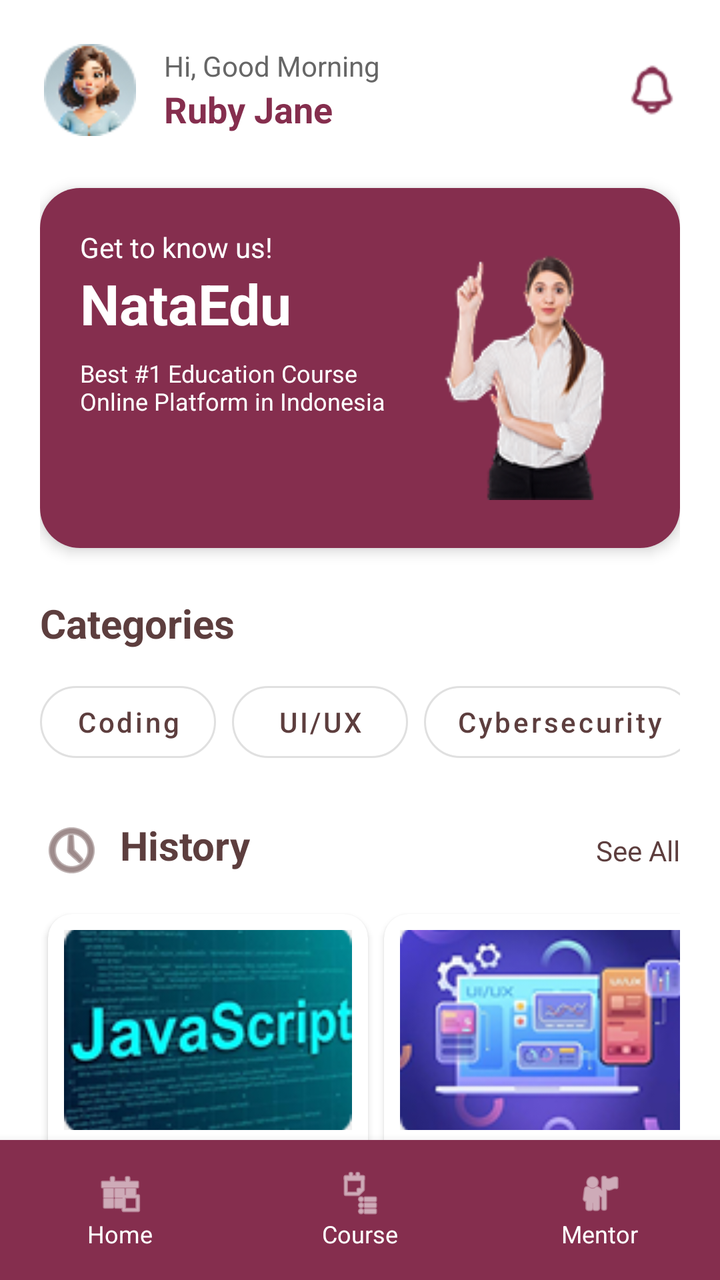
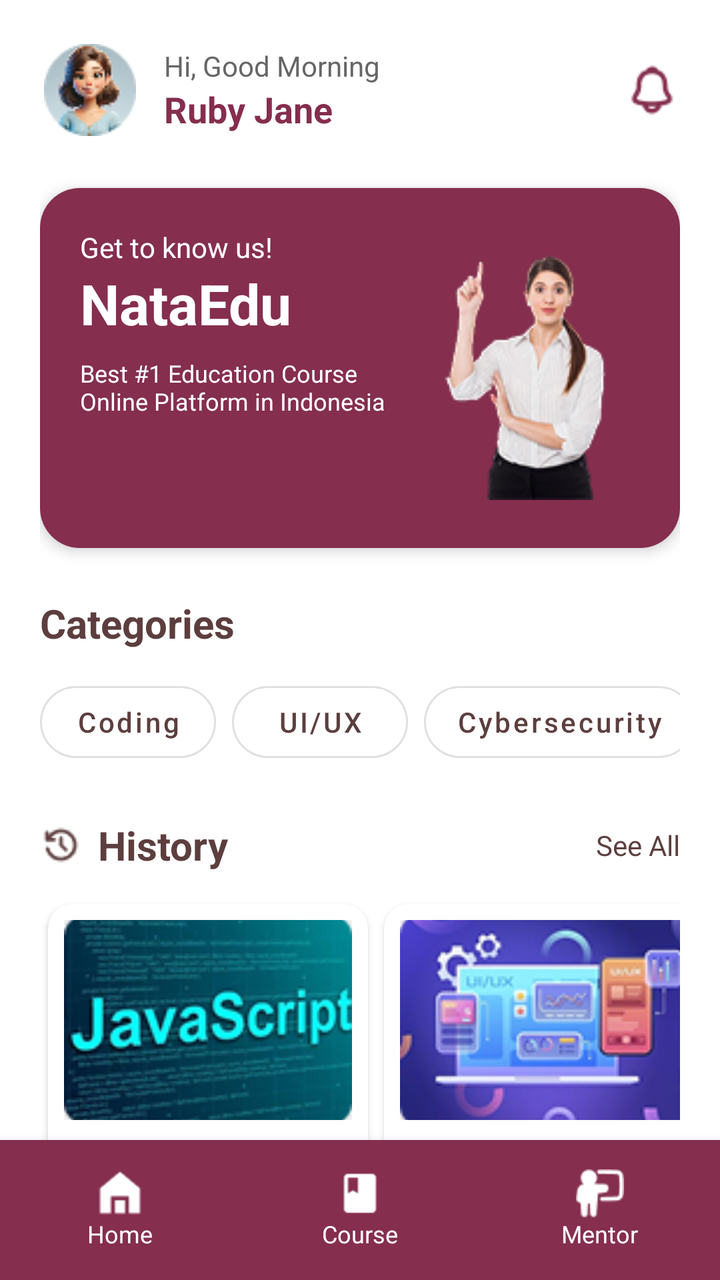

Compare the two renders of this Android layout. The source of the first and the diff that turns it into the second are given below.
<!-- AndroidManifest.xml: application theme Theme.NataEdu -->
<!-- res/layout/home_page.xml -->
<?xml version="1.0" encoding="utf-8"?>
<androidx.constraintlayout.widget.ConstraintLayout xmlns:android="http://schemas.android.com/apk/res/android"
    xmlns:app="http://schemas.android.com/apk/res-auto"
    xmlns:tools="http://schemas.android.com/tools"
    android:id="@+id/main"
    android:layout_width="match_parent"
    android:layout_height="match_parent"
    android:background="#FFFFFF"
    tools:context="com.nataedu.MainActivity">

    
    <androidx.core.widget.NestedScrollView
        android:layout_width="match_parent"
        android:layout_height="0dp"
        app:layout_constraintBottom_toTopOf="@+id/bottomNav"
        app:layout_constraintTop_toTopOf="parent">

        <LinearLayout
            android:layout_width="match_parent"
            android:layout_height="wrap_content"
            android:orientation="vertical"
            android:padding="20dp">

            
            <androidx.constraintlayout.widget.ConstraintLayout
                android:layout_width="match_parent"
                android:layout_height="wrap_content">

                <com.google.android.material.imageview.ShapeableImageView
                    android:id="@+id/profileImage"
                    android:layout_width="50dp"
                    android:layout_height="50dp"
                    android:padding="2dp"
                    android:src="@drawable/fotoprofil"
                    app:layout_constraintBottom_toBottomOf="parent"
                    app:layout_constraintStart_toStartOf="parent"
                    app:layout_constraintTop_toTopOf="parent"
                    app:shapeAppearanceOverlay="@style/ShapeAppearance.MaterialComponents.SmallComponent" />

                <LinearLayout
                    android:layout_width="wrap_content"
                    android:layout_height="wrap_content"
                    android:layout_marginStart="12dp"
                    android:orientation="vertical"
                    app:layout_constraintBottom_toBottomOf="parent"
                    app:layout_constraintStart_toEndOf="@id/profileImage"
                    app:layout_constraintTop_toTopOf="parent">

                    <TextView
                        android:layout_width="wrap_content"
                        android:layout_height="wrap_content"
                        android:text="Hi, Good Morning"
                        android:textColor="#666666"
                        android:textSize="14sp" />

                    <TextView
                        android:layout_width="wrap_content"
                        android:layout_height="wrap_content"
                        android:text="Ruby Jane"
                        android:textColor="#852E4E"
                        android:textSize="18sp"
                        android:textStyle="bold" />
                </LinearLayout>

                <ImageView
                    android:layout_width="28dp"
                    android:layout_height="28dp"
                    android:src="@drawable/loncengnotif_logo"
                    app:layout_constraintBottom_toBottomOf="parent"
                    app:layout_constraintEnd_toEndOf="parent"
                    app:layout_constraintTop_toTopOf="parent"
                    app:tint="#852E4E" />
            </androidx.constraintlayout.widget.ConstraintLayout>

            
            <androidx.cardview.widget.CardView
                android:layout_width="match_parent"
                android:layout_height="180dp"
                android:layout_marginTop="24dp"
                app:cardCornerRadius="20dp"
                app:cardElevation="4dp">

                <androidx.constraintlayout.widget.ConstraintLayout
                    android:layout_width="match_parent"
                    android:layout_height="match_parent"
                    android:background="#852E4E"
                    android:padding="20dp">

                    <TextView
                        android:id="@+id/bannerTitle1"
                        android:layout_width="wrap_content"
                        android:layout_height="wrap_content"
                        android:text="Get to know us!"
                        android:textColor="@android:color/white"
                        android:textSize="14sp"
                        app:layout_constraintStart_toStartOf="parent"
                        app:layout_constraintTop_toTopOf="parent" />

                    <TextView
                        android:id="@+id/bannerTitle2"
                        android:layout_width="wrap_content"
                        android:layout_height="wrap_content"
                        android:text="NataEdu"
                        android:textColor="@android:color/white"
                        android:textSize="28sp"
                        android:textStyle="bold"
                        app:layout_constraintStart_toStartOf="parent"
                        app:layout_constraintTop_toBottomOf="@id/bannerTitle1" />

                    <TextView
                        android:layout_width="160dp"
                        android:layout_height="wrap_content"
                        android:layout_marginTop="8dp"
                        android:text="Best #1 Education Course Online Platform in Indonesia"
                        android:textColor="@android:color/white"
                        android:textSize="12sp"
                        app:layout_constraintStart_toStartOf="parent"
                        app:layout_constraintTop_toBottomOf="@id/bannerTitle2" />

                    <ImageView
                        android:layout_width="120dp"
                        android:layout_height="match_parent"
                        android:scaleType="centerInside"
                        android:src="@drawable/gambarcw_homepage"
                        app:layout_constraintBottom_toBottomOf="parent"
                        app:layout_constraintEnd_toEndOf="parent"
                        app:layout_constraintTop_toTopOf="parent" />
                </androidx.constraintlayout.widget.ConstraintLayout>
            </androidx.cardview.widget.CardView>

            
            <TextView
                android:layout_width="wrap_content"
                android:layout_height="wrap_content"
                android:layout_marginTop="24dp"
                android:text="Categories"
                android:textColor="#5D3E3E"
                android:textSize="20sp"
                android:textStyle="bold" />

            <HorizontalScrollView
                android:layout_width="match_parent"
                android:layout_height="wrap_content"
                android:layout_marginTop="12dp"
                android:scrollbars="none">

                <LinearLayout
                    android:layout_width="wrap_content"
                    android:layout_height="wrap_content"
                    android:orientation="horizontal">

                    <Button
                        style="@style/Widget.MaterialComponents.Button.OutlinedButton"
                        android:layout_width="wrap_content"
                        android:layout_height="wrap_content"
                        android:layout_marginEnd="8dp"
                        android:text="Coding"
                        android:textAllCaps="false"
                        android:textColor="#5D3E3E"
                        app:cornerRadius="20dp"
                        app:strokeColor="#E0E0E0" />

                    <Button
                        style="@style/Widget.MaterialComponents.Button.OutlinedButton"
                        android:layout_width="wrap_content"
                        android:layout_height="wrap_content"
                        android:layout_marginEnd="8dp"
                        android:text="UI/UX"
                        android:textAllCaps="false"
                        android:textColor="#5D3E3E"
                        app:cornerRadius="20dp"
                        app:strokeColor="#E0E0E0" />

                    <Button
                        style="@style/Widget.MaterialComponents.Button.OutlinedButton"
                        android:layout_width="wrap_content"
                        android:layout_height="wrap_content"
                        android:text="Cybersecurity"
                        android:textAllCaps="false"
                        android:textColor="#5D3E3E"
                        app:cornerRadius="20dp"
                        app:strokeColor="#E0E0E0" />
                </LinearLayout>
            </HorizontalScrollView>

            
            <androidx.constraintlayout.widget.ConstraintLayout
                android:layout_width="match_parent"
                android:layout_height="wrap_content"
                android:layout_marginTop="24dp">

                <TextView
                    android:id="@+id/historyLabel"
                    android:layout_width="wrap_content"
                    android:layout_height="wrap_content"
                    android:drawableStart="@android:drawable/ic_menu_recent_history"
                    android:drawablePadding="8dp"
                    android:drawableTint="#5D3E3E"
                    android:text="History"
                    android:textColor="#5D3E3E"
                    android:textSize="20sp"
                    android:textStyle="bold"
                    app:layout_constraintStart_toStartOf="parent"
                    app:layout_constraintTop_toTopOf="parent" />

                <TextView
                    android:layout_width="wrap_content"
                    android:layout_height="wrap_content"
                    android:text="See All"
                    android:textColor="#5D3E3E"
                    android:textSize="14sp"
                    app:layout_constraintBottom_toBottomOf="@id/historyLabel"
                    app:layout_constraintEnd_toEndOf="parent"
                    app:layout_constraintTop_toTopOf="@id/historyLabel" />
            </androidx.constraintlayout.widget.ConstraintLayout>

            <HorizontalScrollView
                android:layout_width="match_parent"
                android:layout_height="wrap_content"
                android:layout_marginTop="12dp"
                android:scrollbars="none">

                <LinearLayout
                    android:layout_width="wrap_content"
                    android:layout_height="wrap_content"
                    android:orientation="horizontal">

                    
                    <androidx.cardview.widget.CardView
                        android:layout_width="160dp"
                        android:layout_height="wrap_content"
                        android:layout_margin="4dp"
                        app:cardCornerRadius="12dp"
                        app:cardElevation="2dp">

                        <LinearLayout
                            android:layout_width="match_parent"
                            android:layout_height="wrap_content"
                            android:orientation="vertical"
                            android:padding="8dp">

                            <ImageView
                                android:layout_width="match_parent"
                                android:layout_height="100dp"
                                android:background="#F0F0F0"
                                android:scaleType="centerCrop"
                                android:src="@drawable/javascript_logo" />

                            <TextView
                                android:layout_width="match_parent"
                                android:layout_height="wrap_content"
                                android:layout_marginTop="8dp"
                                android:text="JavaScript Class"
                                android:textColor="#333333"
                                android:textStyle="bold" />

                            <TextView
                                android:layout_width="match_parent"
                                android:layout_height="wrap_content"
                                android:drawableStart="@android:drawable/ic_menu_recent_history"
                                android:drawablePadding="4dp"
                                android:drawableTint="#999999"
                                android:text="Opened 3 hours ago"
                                android:textSize="10sp" />
                        </LinearLayout>
                    </androidx.cardview.widget.CardView>

                    
                    <androidx.cardview.widget.CardView
                        android:layout_width="160dp"
                        android:layout_height="wrap_content"
                        android:layout_margin="4dp"
                        app:cardCornerRadius="12dp"
                        app:cardElevation="2dp">

                        <LinearLayout
                            android:layout_width="match_parent"
                            android:layout_height="wrap_content"
                            android:orientation="vertical"
                            android:padding="8dp">

                            <ImageView
                                android:layout_width="match_parent"
                                android:layout_height="100dp"
                                android:scaleType="centerCrop"
                                android:background="#F0F0F0"
                                android:src="@drawable/uidesign_logo" />

                            <TextView
                                android:layout_width="match_parent"
                                android:layout_height="wrap_content"
                                android:layout_marginTop="8dp"
                                android:text="UI Design"
                                android:textColor="#333333"
                                android:textStyle="bold" />

                            <TextView
                                android:layout_width="match_parent"
                                android:layout_height="wrap_content"
                                android:drawableStart="@android:drawable/ic_menu_recent_history"
                                android:drawablePadding="4dp"
                                android:drawableTint="#999999"
                                android:text="Opened 5 hours ago"
                                android:textSize="10sp" />
                        </LinearLayout>
                    </androidx.cardview.widget.CardView>

                </LinearLayout>
            </HorizontalScrollView>

        </LinearLayout>
    </androidx.core.widget.NestedScrollView>

    
    <LinearLayout
        android:id="@+id/bottomNav"
        android:layout_width="match_parent"
        android:layout_height="70dp"
        android:background="#852E4E"
        android:elevation="8dp"
        android:gravity="center"
        android:orientation="horizontal"
        app:layout_constraintBottom_toBottomOf="parent">

        <LinearLayout
            android:layout_width="0dp"
            android:layout_height="wrap_content"
            android:layout_weight="1"
            android:gravity="center"
            android:orientation="vertical">
            <ImageView
                android:layout_width="24dp"
                android:layout_height="24dp"
                android:src="@android:drawable/ic_menu_today"
                app:tint="#FFFFFF" />
            <TextView
                android:layout_width="wrap_content"
                android:layout_height="wrap_content"
                android:text="Home"
                android:textColor="#FFFFFF"
                android:textSize="12sp" />
        </LinearLayout>

        <LinearLayout
            android:layout_width="0dp"
            android:layout_height="wrap_content"
            android:layout_weight="1"
            android:gravity="center"
            android:orientation="vertical">
            <ImageView
                android:layout_width="24dp"
                android:layout_height="24dp"
                android:src="@android:drawable/ic_menu_agenda"
                app:tint="#FFFFFF" />
            <TextView
                android:layout_width="wrap_content"
                android:layout_height="wrap_content"
                android:text="Course"
                android:textColor="#FFFFFF"
                android:textSize="12sp" />
        </LinearLayout>

        <LinearLayout
            android:layout_width="0dp"
            android:layout_height="wrap_content"
            android:layout_weight="1"
            android:gravity="center"
            android:orientation="vertical">
            <ImageView
                android:layout_width="24dp"
                android:layout_height="24dp"
                android:src="@android:drawable/ic_menu_myplaces"
                app:tint="#FFFFFF" />
            <TextView
                android:layout_width="wrap_content"
                android:layout_height="wrap_content"
                android:text="Mentor"
                android:textColor="#FFFFFF"
                android:textSize="12sp" />
        </LinearLayout>
    </LinearLayout>

</androidx.constraintlayout.widget.ConstraintLayout>
<!-- resources referenced by this layout -->
<resources>
  <!-- drawable fotoprofil: png bitmap (drawable, 4745 bytes) -->
  <!-- drawable gambarcw_homepage: png bitmap (drawable, 17024 bytes) -->
  <!-- drawable javascript_logo: png bitmap (drawable, 24366 bytes) -->
  <!-- drawable loncengnotif_logo: png bitmap (drawable, 845 bytes) -->
  <!-- drawable uidesign_logo: png bitmap (drawable, 21757 bytes) -->
  <style name="Theme.NataEdu" parent="Base.Theme.NataEdu" />
  <style name="Base.Theme.NataEdu" parent="Theme.Material3.DayNight.NoActionBar">
          
          
      </style>
</resources>

<!-- the commit's change to res/layout/home_page.xml (unified diff, before → after) -->
@@ -35,7 +35,9 @@
                     app:layout_constraintBottom_toBottomOf="parent"
                     app:layout_constraintStart_toStartOf="parent"
                     app:layout_constraintTop_toTopOf="parent"
-                    app:shapeAppearanceOverlay="@style/ShapeAppearance.MaterialComponents.SmallComponent" />
+                    app:shapeAppearanceOverlay="@style/ShapeAppearance.MaterialComponents.SmallComponent"
+                    app:strokeColor="ffffff"
+                    app:strokeWidth="1dp" />
 
                 <LinearLayout
                     android:layout_width="wrap_content"
@@ -193,7 +195,7 @@
                     android:id="@+id/historyLabel"
                     android:layout_width="wrap_content"
                     android:layout_height="wrap_content"
-                    android:drawableStart="@android:drawable/ic_menu_recent_history"
+                    android:drawableStart="@drawable/simbol_history"
                     android:drawablePadding="8dp"
                     android:drawableTint="#5D3E3E"
                     android:text="History"
@@ -331,7 +333,7 @@
             <ImageView
                 android:layout_width="24dp"
                 android:layout_height="24dp"
-                android:src="@android:drawable/ic_menu_today"
+                android:src="@drawable/icon_home"
                 app:tint="#FFFFFF" />
             <TextView
                 android:layout_width="wrap_content"
@@ -350,7 +352,7 @@
             <ImageView
                 android:layout_width="24dp"
                 android:layout_height="24dp"
-                android:src="@android:drawable/ic_menu_agenda"
+                android:src="@drawable/icon_course"
                 app:tint="#FFFFFF" />
             <TextView
                 android:layout_width="wrap_content"
@@ -369,7 +371,7 @@
             <ImageView
                 android:layout_width="24dp"
                 android:layout_height="24dp"
-                android:src="@android:drawable/ic_menu_myplaces"
+                android:src="@drawable/icon_mentor"
                 app:tint="#FFFFFF" />
             <TextView
                 android:layout_width="wrap_content"
<!-- resource entries referenced after the edit -->
@@ -2,8 +2,12 @@
 <resources>
   <!-- drawable fotoprofil: png bitmap (drawable, 4745 bytes) -->
   <!-- drawable gambarcw_homepage: png bitmap (drawable, 17024 bytes) -->
+  <!-- drawable icon_course: png bitmap (drawable, 358 bytes) -->
+  <!-- drawable icon_home: png bitmap (drawable, 355 bytes) -->
+  <!-- drawable icon_mentor: png bitmap (drawable, 580 bytes) -->
   <!-- drawable javascript_logo: png bitmap (drawable, 24366 bytes) -->
   <!-- drawable loncengnotif_logo: png bitmap (drawable, 845 bytes) -->
+  <!-- drawable simbol_history: png bitmap (drawable, 588 bytes) -->
   <!-- drawable uidesign_logo: png bitmap (drawable, 21757 bytes) -->
   <style name="Theme.NataEdu" parent="Base.Theme.NataEdu" />
   <style name="Base.Theme.NataEdu" parent="Theme.Material3.DayNight.NoActionBar">
